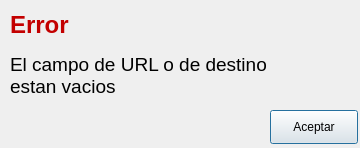
Above: error.ui from GearFox98/downTube before the change. Below: the same form after it.
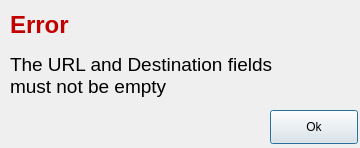
That is the form after the change.

What changed in the file:
```diff
--- a/error.ui
+++ b/error.ui
@@ -36,7 +36,7 @@
     </rect>
    </property>
    <property name="text">
-    <string>&lt;html&gt;&lt;head/&gt;&lt;body&gt;&lt;p&gt;&lt;span style=&quot; font-size:14pt;&quot;&gt;El campo de URL o de destino estan vacios&lt;/span&gt;&lt;/p&gt;&lt;/body&gt;&lt;/html&gt;</string>
+    <string>&lt;html&gt;&lt;head/&gt;&lt;body&gt;&lt;p&gt;&lt;span style=&quot; font-size:14pt;&quot;&gt;The URL and Destination fields must not be empty&lt;/span&gt;&lt;/p&gt;&lt;/body&gt;&lt;/html&gt;</string>
    </property>
    <property name="wordWrap">
     <bool>true</bool>
@@ -52,7 +52,7 @@
     </rect>
    </property>
    <property name="text">
-    <string>Aceptar</string>
+    <string>Ok</string>
    </property>
   </widget>
  </widget>
```
